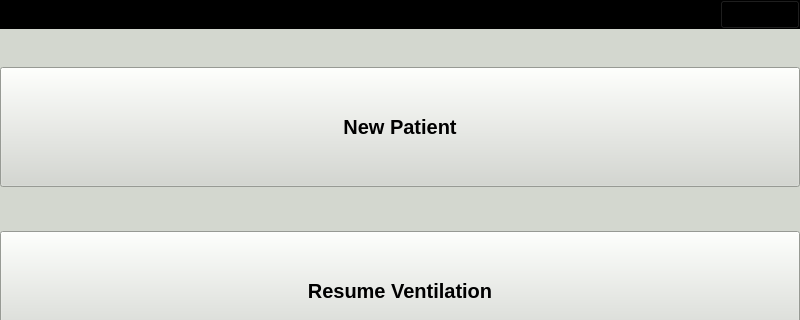
The window that gui/mainwindow.ui (MariuszSuchenek/MVM_GUI_test2) describes before a commit, drawn with Qt 5; both pictures show x 0 to 800 and y 0 to 320 of the 800 by 480 pixel window.
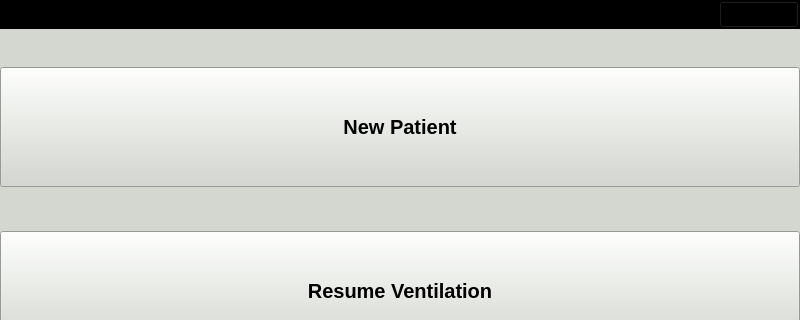
The same window after the commit. Custom widgets are drawn as their Qt base class.

Patch:
```diff
--- a/gui/mainwindow.ui
+++ b/gui/mainwindow.ui
@@ -501,19 +501,22 @@
       </property>
       <layout class="QHBoxLayout" name="horizontalLayout_7">
        <property name="spacing">
-        <number>0</number>
+        <number>1</number>
+       </property>
+       <property name="sizeConstraint">
+        <enum>QLayout::SetNoConstraint</enum>
        </property>
        <property name="leftMargin">
-        <number>0</number>
+        <number>1</number>
        </property>
        <property name="topMargin">
-        <number>0</number>
+        <number>1</number>
        </property>
        <property name="rightMargin">
-        <number>0</number>
+        <number>1</number>
        </property>
        <property name="bottomMargin">
-        <number>0</number>
+        <number>1</number>
        </property>
        <item>
         <layout class="QHBoxLayout" name="alarmstack">
```
